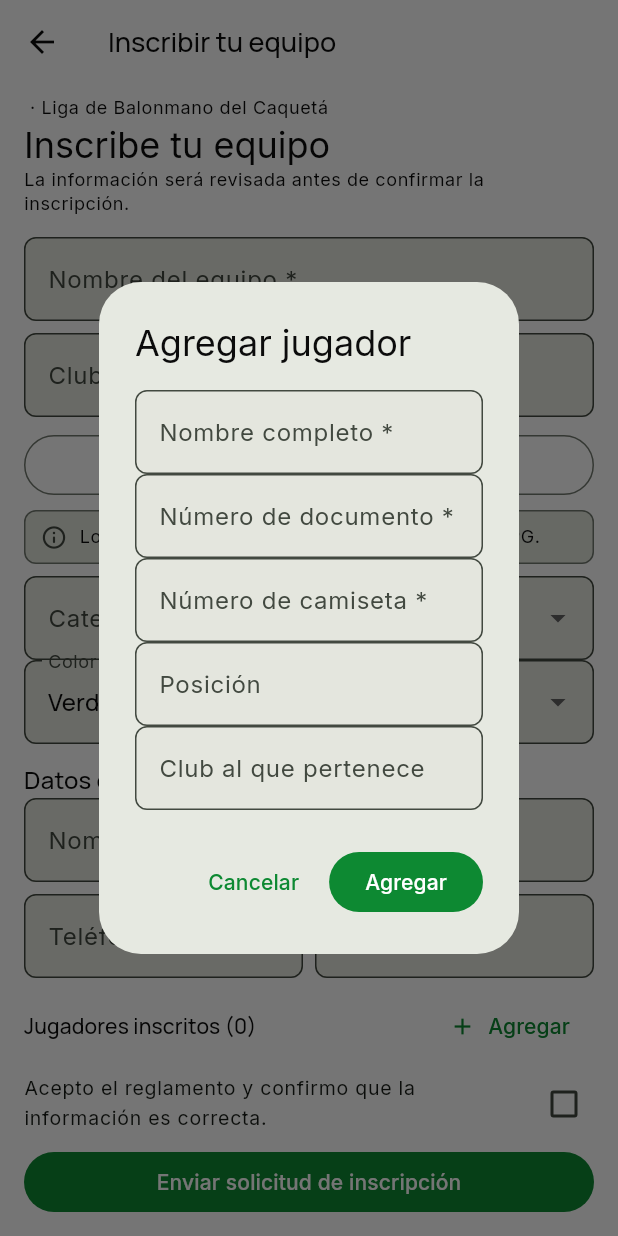
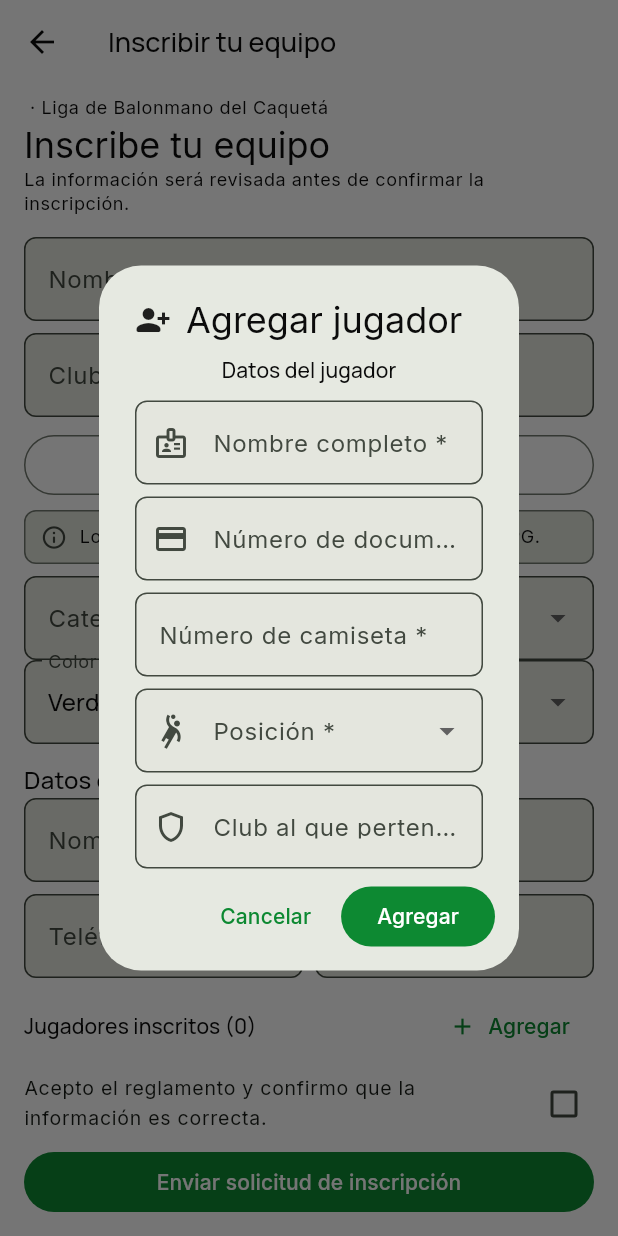
Before and after one commit to tatiana1104/handplay_demo, a Flutter app: the TeamRegistrationScreen screen opened directly with empty values, after a tap on "Agregar", on a phone screen of 412 x 824 dp. Run offline on Flutter 3.47's test engine with Material 3 defaults, Android fonts, the phone set to English and light mode, and no system bars; our stand-ins replace cloud_firestore, dartz, equatable, firebase_auth, firebase_core, firebase_storage and 6 more; accounts and stored records are empty; statements that could not run were skipped.

Commit message:
Improve team logo removal and player form

```diff
--- a/lib/features/tournaments/presentation/screens/team_registration_screen.dart
+++ b/lib/features/tournaments/presentation/screens/team_registration_screen.dart
@@ -43,6 +43,8 @@ class _PlayerDialogState extends State<_PlayerDialog> {
     super.dispose();
   }
 
+  static const positions = ['Portero', 'Extremo', 'Lateral', 'Central', 'Pivote'];
+
   void _submit() {
     if (!_formKey.currentState!.validate()) return;
     final number = int.parse(_number.text.trim());
@@ -63,15 +65,36 @@ class _PlayerDialogState extends State<_PlayerDialog> {
 
   @override
   Widget build(BuildContext context) => AlertDialog(
-        title: const Text('Agregar jugador'),
+        titlePadding: const EdgeInsets.fromLTRB(24, 20, 24, 8),
+        contentPadding: const EdgeInsets.fromLTRB(24, 0, 24, 8),
+        actionsPadding: const EdgeInsets.fromLTRB(16, 0, 16, 12),
+        title: const Row(
+          children: [
+            Icon(Icons.person_add_alt_1_rounded),
+            SizedBox(width: 10),
+            Text('Agregar jugador'),
+          ],
+        ),
         content: Form(
           key: _formKey,
           child: SingleChildScrollView(
             child: Column(
             mainAxisSize: MainAxisSize.min,
             children: [
-              TextField(controller: _name, decoration: const InputDecoration(labelText: 'Nombre completo *')),
-              TextField(controller: _document, decoration: const InputDecoration(labelText: 'Número de documento *')),
+              Text('Datos del jugador', style: Theme.of(context).textTheme.titleSmall),
+              const SizedBox(height: 10),
+              TextFormField(
+                controller: _name,
+                decoration: const InputDecoration(labelText: 'Nombre completo *', prefixIcon: Icon(Icons.badge_outlined)),
+                validator: (value) => value == null || value.trim().isEmpty ? 'Escribe el nombre completo' : null,
+              ),
+              const SizedBox(height: 8),
+              TextFormField(
+                controller: _document,
+                decoration: const InputDecoration(labelText: 'Número de documento *', prefixIcon: Icon(Icons.credit_card_outlined)),
+                validator: (value) => value == null || value.trim().isEmpty ? 'Escribe el documento' : null,
+              ),
+              const SizedBox(height: 8),
               TextFormField(
                 controller: _number,
                 keyboardType: TextInputType.number,
@@ -87,8 +110,19 @@ class _PlayerDialogState extends State<_PlayerDialog> {
                   return null;
                 },
               ),
-              TextField(controller: _position, decoration: const InputDecoration(labelText: 'Posición')),
-              TextField(controller: _club, decoration: const InputDecoration(labelText: 'Club al que pertenece')),
+              const SizedBox(height: 8),
+              DropdownButtonFormField<String>(
+                value: _position.text.isEmpty ? null : _position.text,
+                decoration: const InputDecoration(labelText: 'Posición *', prefixIcon: Icon(Icons.sports_handball_outlined)),
+                items: positions.map((position) => DropdownMenuItem(value: position, child: Text(position))).toList(),
+                onChanged: (value) => setState(() => _position.text = value ?? ''),
+                validator: (value) => value == null ? 'Selecciona una posición' : null,
+              ),
+              const SizedBox(height: 8),
+              TextFormField(
+                controller: _club,
+                decoration: const InputDecoration(labelText: 'Club al que pertenece', prefixIcon: Icon(Icons.shield_outlined)),
+              ),
               ],
             ),
           ),
@@ -216,10 +250,27 @@ class _TeamRegistrationScreenState extends State<TeamRegistrationScreen> {
         const SizedBox(height: 14),
         _field(_team, 'Nombre del equipo *', 'Halcones FC'),
         _field(_club, 'Club', 'Club Amazonas', required: false),
-        OutlinedButton.icon(
-          onPressed: _pickLogo,
-          icon: Icon(_logoName == null ? Icons.upload_file_rounded : Icons.check_circle_rounded),
-          label: Text(_logoName == null ? 'Subir logo del equipo' : 'Cambiar logo'),
+        Row(
+          children: [
+            Expanded(
+              child: OutlinedButton.icon(
+                onPressed: _pickLogo,
+                icon: Icon(_logoName == null ? Icons.upload_file_rounded : Icons.check_circle_rounded),
+                label: Text(_logoName == null ? 'Subir logo del equipo' : 'Cambiar logo'),
+              ),
+            ),
+            if (_logoName != null) ...[
+              const SizedBox(width: 8),
+              IconButton(
+                tooltip: 'Eliminar logo',
+                onPressed: () => setState(() {
+                  _logoBytes = null;
+                  _logoName = null;
+                }),
+                icon: const Icon(Icons.delete_outline_rounded),
+              ),
+            ],
+          ],
         ),
         const SizedBox(height: 6),
         AnimatedContainer(
```
